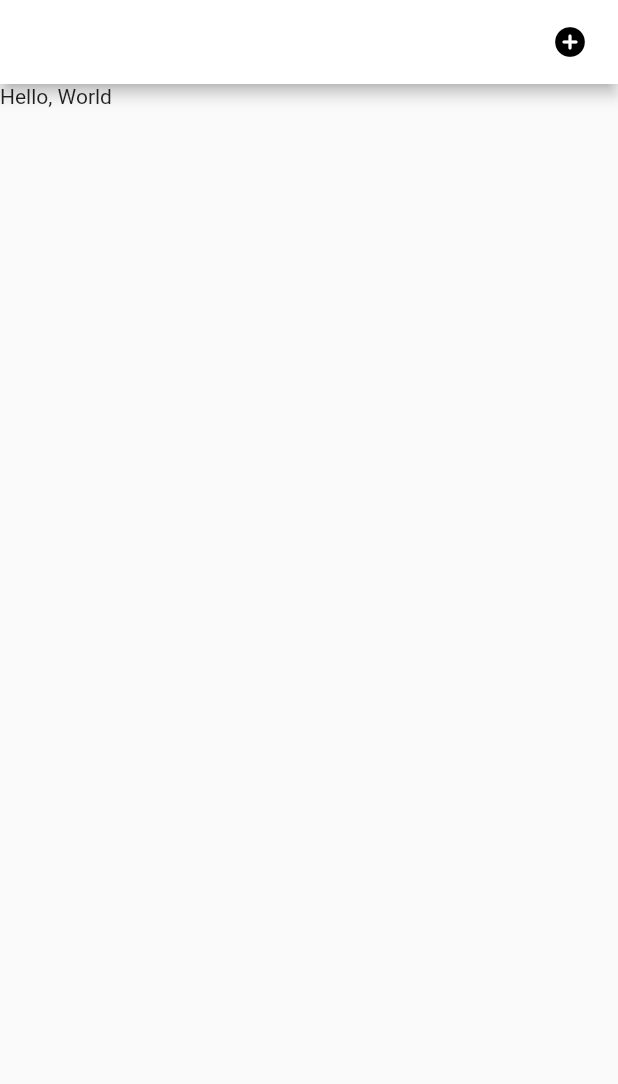
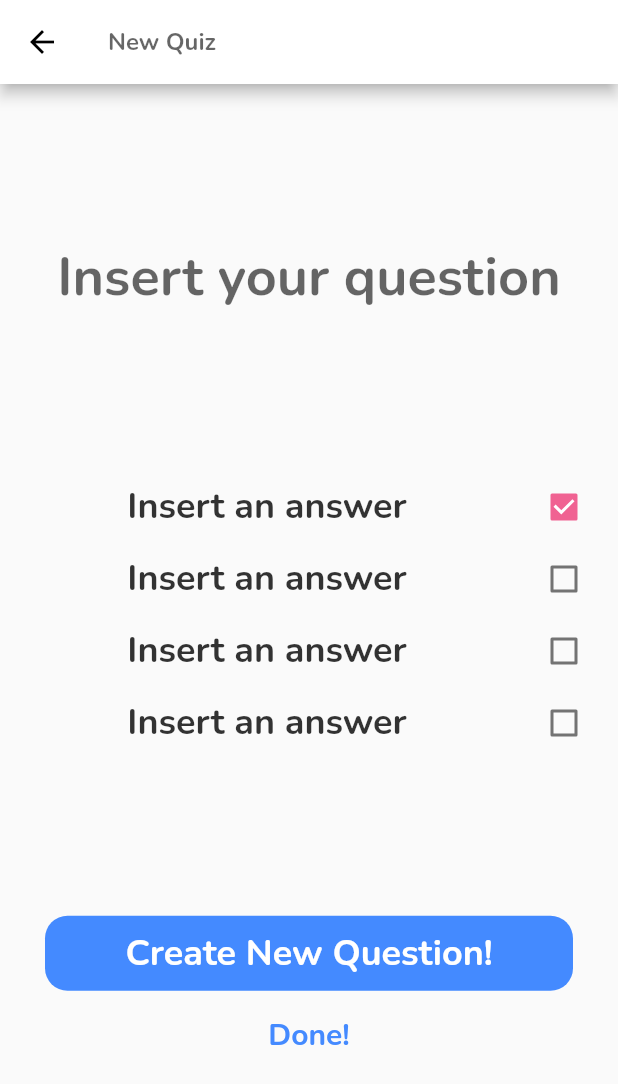
Before and after one commit to 404-Hackathon/Quizme, a Flutter app: the QuizzesPage screen opened by its route, after a tap on the "add circle" icon, on a phone screen of 412 x 824 dp. Shown: the top 1084 px of the screen. Run offline on Flutter 3.47's test engine with Material 2 defaults, Android fonts, the phone set to English and light mode, and no system bars; our stand-ins replace google_fonts, persistent_bottom_nav_bar.

Commit message:
you can now create a quiz

```diff
--- /dev/null
+++ b/lib/quiz.dart
@@ -0,0 +1,18 @@
+class Quiz {
+  final String name;
+  final List<Questions> questions;
+
+  Quiz({this.name, this.questions});
+
+}
+
+class Questions {
+  final String question;
+  final Map<String, bool> options;
+
+  Questions({this.question, this.options});
+}
+
+List<Questions> questions = [];
+
+List<Quiz> quizzes = [];
--- /dev/null
+++ b/lib/quizzes/create/create_scrren.dart
@@ -0,0 +1,314 @@
+import 'package:flutter/material.dart';
+import 'package:quizme/quiz.dart';
+
+class CreatePage extends StatefulWidget {
+  CreatePage({Key key}) : super(key: key);
+
+  @override
+  _CreatePageState createState() => _CreatePageState();
+}
+
+class _CreatePageState extends State<CreatePage> {
+  // final _formKey = GlobalKey<FormState>();
+
+  // bool editModeIsEnabled = true;
+
+  String name = '';
+  String question = '';
+  String field1Text = '';
+  String field2Text = '';
+  String field3Text = '';
+  String field4Text = '';
+
+  bool field1 = true;
+  bool field2 = false;
+  bool field3 = false;
+  bool field4 = false;
+
+  int numberOfPages = 1;
+
+  List<Questions> questions = [];
+  Map<String, bool> options;
+
+  @override
+  Widget build(BuildContext context) {
+    final PageController controller = PageController(initialPage: 0);
+    return Scaffold(
+      appBar: AppBar(
+        backgroundColor: Colors.white,
+        title: TextFormField(
+          // enabled: editModeIsEnabled,
+          onChanged: (val) {
+            setState(() {
+              name = val;
+            });
+          },
+          maxLines: 1,
+          textAlign: TextAlign.left,
+          style: TextStyle(
+            color: Colors.black,
+            fontWeight: FontWeight.bold,
+            // fontSize: 36,
+          ),
+          decoration: InputDecoration.collapsed(
+            hintText: 'New Quiz',
+          ),
+        ),
+        // iconTheme: IconTheme(),
+        leading: IconButton(
+          icon: Icon(Icons.arrow_back, color: Colors.black),
+          onPressed: () => Navigator.of(context).pop(),
+        ),
+        actions: [
+          /*IconButton(
+            icon: Icon(
+              editModeIsEnabled ? Icons.edit_rounded : Icons.edit_outlined,
+              color: Colors.black,
+            ),
+            onPressed: () {
+              setState(() {
+                // editModeIsEnabled
+                //     ? editModeIsEnabled = false
+                //     : editModeIsEnabled = true;
+              });
+            },
+          ),*/
+        ],
+      ),
+      body: PageView(
+        controller: controller,
+        scrollDirection: Axis.horizontal,
+        children: List.generate(numberOfPages, (index) {
+          return Form(
+            // key: _formKey,
+            child: SafeArea(
+              child: Center(
+                child: Container(
+                  child: Column(
+                    children: [
+                      Spacer(),
+                      TextFormField(
+                        // enabled: editModeIsEnabled,
+                        maxLines: null,
+                        textAlign: TextAlign.center,
+                        style: TextStyle(
+                          color: Colors.black,
+                          fontWeight: FontWeight.bold,
+                          fontSize: 36,
+                        ),
+                        onChanged: (val) {
+                          setState(() {
+                            question = val;
+                          });
+                        },
+                        decoration: new InputDecoration.collapsed(
+                          hintText: 'Insert your question',
+                        ),
+                      ),
+                      Spacer(),
+                      AnsewrsCheckBox(
+                          onChanged: (val) {
+                            setState(() {
+                              field1Text = val;
+                            });
+                          },
+                          fieldIsChecked: field1,
+                          isChecked: (val) {
+                            setState(() {
+                              field1 = true;
+                              field2 = false;
+                              field3 = false;
+                              field4 = false;
+                            });
+                          }),
+                      AnsewrsCheckBox(
+                          onChanged: (val) {
+                            setState(() {
+                              field2Text = val;
+                            });
+                          },
+                          fieldIsChecked: field2,
+                          isChecked: (val) {
+                            setState(() {
+                              field1 = false;
+                              field2 = true;
+                              field3 = false;
+                              field4 = false;
+                            });
+                          }),
+                      AnsewrsCheckBox(
+                          onChanged: (val) {
+                            setState(() {
+                              field3Text = val;
+                            });
+                          },
+                          fieldIsChecked: field3,
+                          isChecked: (val) {
+                            setState(() {
+                              field1 = false;
+                              field2 = false;
+                              field3 = true;
+                              field4 = false;
+                            });
+                          }),
+                      AnsewrsCheckBox(
+                          onChanged: (val) {
+                            setState(() {
+                              field4Text = val;
+                            });
+                          },
+                          fieldIsChecked: field4,
+                          isChecked: (val) {
+                            setState(() {
+                              field1 = false;
+                              field2 = false;
+                              field3 = false;
+                              field4 = true;
+                            });
+                          }),
+                      Spacer(),
+                      Padding(
+                        padding: const EdgeInsets.symmetric(horizontal: 30),
+                        child: GestureDetector(
+                          onTap: () {
+                            // if (_formKey.currentState.validate()) {
+                            setState(() {
+                              numberOfPages += 1;
+                              questions.add(
+                                Questions(
+                                  question: question,
+                                  options: {
+                                    field1Text: field1,
+                                    field2Text: field2,
+                                    field3Text: field3,
+                                    field4Text: field4,
+                                  },
+                                ),
+                              );
+                            });
+                            controller.nextPage(
+                                duration: Duration(seconds: 1),
+                                curve: Curves.fastOutSlowIn);
+                            // }
+                          },
+                          child: Container(
+                            height: 50,
+                            // width: 200,
+                            child: Center(
+                              child: Padding(
+                                padding: const EdgeInsets.all(8.0),
+                                child: Text(
+                                  "Create New Question!",
+                                  style: TextStyle(
+                                      color: Colors.white,
+                                      fontWeight: FontWeight.bold,
+                                      fontSize: 24),
+                                ),
+                              ),
+                            ),
+                            decoration: BoxDecoration(
+                                color: Colors.blueAccent,
+                                borderRadius:
+                                    BorderRadius.all(Radius.circular(15))),
+                          ),
+                        ),
+                      ),
+                      Padding(
+                        padding: const EdgeInsets.all(8.0),
+                        child: GestureDetector(
+                          onTap: () {
+                            // if (_formKey.currentState.validate()) {
+                            // setState(() {
+                            //   numberOfPages += 1;
+                            // });
+                            quizzes.add(
+                              Quiz(name: name, questions: questions),
+                            );
+                            Navigator.pop(context);
+                            // }
+                          },
+                          child: Container(
+                            width: 100,
+                            child: Center(
+                              child: Padding(
+                                padding: const EdgeInsets.all(8.0),
+                                child: Text(
+                                  "Done!",
+                                  style: TextStyle(
+                                    color: Colors.blueAccent,
+                                    fontSize: 20,
+                                    fontWeight: FontWeight.bold,
+                                  ),
+                                ),
+                              ),
+                            ),
+                            decoration: BoxDecoration(
+                                // color: Colors.blueAccent,
+                                borderRadius:
+                                    BorderRadius.all(Radius.circular(15))),
+                          ),
+                        ),
+                      ),
+                      Spacer(),
+                    ],
+                  ),
+                ),
+              ),
+            ),
+          );
+        }),
+        // child:
+      ),
+    );
+  }
+}
+
+class AnsewrsCheckBox extends StatelessWidget {
+  const AnsewrsCheckBox({
+    Key key,
+    this.fieldIsChecked,
+    this.isChecked,
+    this.controller,
+    this.onChanged,
+  }) : super(key: key);
+
+  // final bool editModeIsEnabled;
+  final TextEditingController controller;
+  final bool fieldIsChecked;
+  final Function(bool) isChecked;
+  final Function(String) onChanged;
+  @override
+  Widget build(BuildContext context) {
+    return CheckboxListTile(
+      activeColor: Colors.pink[300],
+      dense: true,
+      //font change
+      title: TextField(
+        onChanged: (val) {
+          onChanged(val);
+        },
+        // enabled: editModeIsEnabled,
+        textAlign: TextAlign.center,
+        style: TextStyle(
+          color: Colors.black,
+          fontWeight: FontWeight.bold,
+          fontSize: 24,
+        ),
+        decoration: new InputDecoration.collapsed(
+            hintText: 'Insert an answer',
+            hintStyle: TextStyle(color: Colors.black.withOpacity(0.8))),
+        // validator: (value) {
+        //   if (value == null || value.isEmpty) {
+        //     return 'Please enter some text';
+        //   } else {}
+        //   return null;
+        // },
+      ),
+      value: fieldIsChecked,
+      onChanged: (bool val) {
+        isChecked(val);
+        // itemChange(val, index);
+      },
+    );
+  }
+}
--- a/lib/quizzes/quizzes_screen.dart
+++ b/lib/quizzes/quizzes_screen.dart
@@ -1,4 +1,7 @@
 import 'package:flutter/material.dart';
+import 'package:persistent_bottom_nav_bar/persistent-tab-view.dart';
+import 'package:quizme/quiz.dart';
+import 'package:quizme/quizzes/create/create_scrren.dart';
 
 class QuizzesPage extends StatefulWidget {
   QuizzesPage({Key key}) : super(key: key);
@@ -13,19 +16,80 @@ class _QuizzesPageState extends State<QuizzesPage> {
     return Scaffold(
       appBar: AppBar(
         backgroundColor: Colors.white,
+        title: Text(
+          'My Quizzes',
+          style: TextStyle(color: Colors.black, fontWeight: FontWeight.bold),
+        ),
         actions: [
           Padding(
             padding: const EdgeInsets.all(8.0),
             child: IconButton(
-              icon: Icon(Icons.add_circle_rounded, color: Colors.black,),
-              onPressed: () {},
+              icon: Icon(
+                Icons.add_circle_rounded,
+                color: Colors.black,
+              ),
+              onPressed: () {
+                // Navigator.pushNamed(context, '/create');
+                //
+                pushNewScreen(
+                  context,
+                  screen: CreatePage(),
+                  withNavBar: false, // OPTIONAL VALUE. True by default.
+                  pageTransitionAnimation: PageTransitionAnimation.cupertino,
+                );
+              },
             ),
           )
         ],
       ),
       body: SafeArea(
-        child: Container(
-          child: Text('Hello, World'),
+        child: Center(
+          child: Container(
+            child: quizzes.length == null || quizzes.length == 0
+                                ? TextButton(
+                                    onPressed: () {
+                                      pushNewScreen(
+                  context,
+                  screen: CreatePage(),
+                  withNavBar: false, // OPTIONAL VALUE. True by default.
+                  pageTransitionAnimation: PageTransitionAnimation.cupertino,
+                );
+                                    },
+                                    child: Text('Click to Create Quiz!', style: TextStyle(fontSize: 36),),
+                                  )
+                                : ListView.builder(
+              itemCount: quizzes.length == null || quizzes.length == 0
+                  ? 1
+                  : quizzes.length,
+              itemBuilder: (context, index) {
+                return Padding(
+                  padding: const EdgeInsets.all(20.0),
+                  child: Center(
+                    child: Container(
+                      height: 100,
+                      child: Row(
+                        children: [
+                          Padding(
+                            padding: const EdgeInsets.all(8.0),
+                            child: Text(
+                                    quizzes[index].name,
+                                    style: TextStyle(
+                                        fontWeight: FontWeight.bold,
+                                        fontSize: 24),
+                                  ),
+                          ),
+                          Spacer()
+                        ],
+                      ),
+                      decoration: BoxDecoration(
+                          color: Colors.grey,
+                          borderRadius: BorderRadius.all(Radius.circular(15))),
+                    ),
+                  ),
+                );
+              },
+            ),
+          ),
         ),
       ),
     );
--- a/pubspec.yaml
+++ b/pubspec.yaml
@@ -24,6 +24,7 @@ dependencies:
   flutter:
     sdk: flutter
   cupertino_icons: ^1.0.2
+  google_fonts: ^2.0.0
   persistent_bottom_nav_bar: ^4.0.2
 
 dev_dependencies:
```
Also changed, not shown: lib/main.dart (+11 -5 lines), lib/quizzes/create/answerEdit.dart (added, +62 -0 lines), pubspec.lock, 6 other files.
